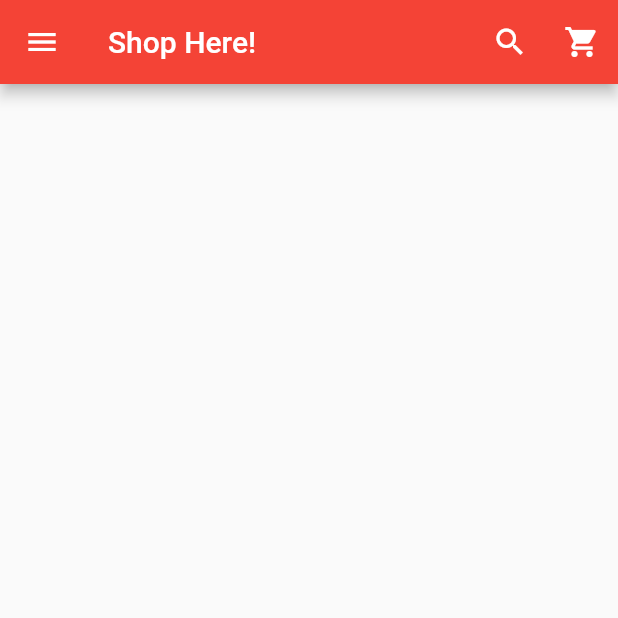
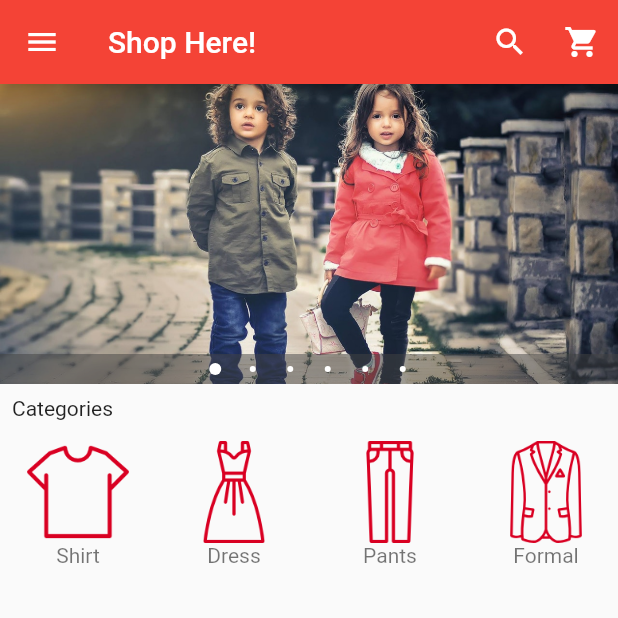
Before and after one commit to ktzy0305/Voguearo, a Flutter app: the screen it shows after launch, on a phone screen of 412 x 824 dp, the top half of it. Run offline on Flutter 3.47's test engine with Material 2 defaults, Android fonts, the phone set to English and light mode, and no system bars; drawn by our look-alikes of carousel_pro.

Commit message:
Added categories but need fix the subtitle text overflow

```diff
--- /dev/null
+++ b/lib/components/horizontal_listview.dart
@@ -0,0 +1,48 @@
+import 'package:flutter/material.dart';
+
+class HorizontalList extends StatelessWidget {
+  @override
+  Widget build(BuildContext context) {
+    return Container(
+        height: 100.0,
+        child: ListView(
+          scrollDirection: Axis.horizontal,
+          children: <Widget>[
+            Category("images/categories/tshirt.png", "Shirt"),
+            Category("images/categories/dress.png", "Dress"),
+            Category("images/categories/jeans.png", "Pants"),
+            Category("images/categories/formal.png", "Formal"),
+            Category("images/categories/informal.png", "Informal"),
+            Category("images/categories/shoe.png", "Shoes"),
+            Category("images/categories/accessories.png", "Accessories"),
+          ],
+        ));
+  }
+}
+
+class Category extends StatelessWidget {
+  final String image_location;
+  final String image_caption;
+
+  Category(this.image_location, this.image_caption);
+
+  @override
+  Widget build(BuildContext context) {
+    return Padding(
+      padding: const EdgeInsets.all(2.0),
+      child: Container(
+          width: 100.0,
+          height: 80.0,
+          child: InkWell(
+            child: ListTile(
+              title: Image.asset(image_location),
+              subtitle: new Container(
+                alignment: Alignment.topCenter,
+                child: Text(image_caption),
+              ),
+            ),
+            onTap: () {},
+          )),
+    );
+  }
+}
--- a/lib/main.dart
+++ b/lib/main.dart
@@ -1,28 +1,45 @@
+// Import Installed Packages
 import 'package:flutter/material.dart';
 import 'package:carousel_pro/carousel_pro.dart';
 
+// Import Local Components
+import 'package:shop_here/components/horizontal_listview.dart';
+
 void main() {
-  runApp(
-    MaterialApp(
+  runApp(MaterialApp(
     debugShowCheckedModeBanner: false,
     home: HomePage(),
-    )
-  );
+  ));
 }
 
-class HomePage extends StatefulWidget{
+class HomePage extends StatefulWidget {
   @override
   State<StatefulWidget> createState() {
     return new _HomePageState();
   }
 }
 
-class _HomePageState extends State<HomePage>{
+class _HomePageState extends State<HomePage> {
   @override
   Widget build(BuildContext context) {
     Widget image_carousel = new Container(
-      height: 300,
-
+        height: 200.0,
+        child: new Carousel(
+          boxFit: BoxFit.cover,
+          images: [
+            AssetImage('images/c1.jpg'),
+            AssetImage('images/m1.jpeg'),
+            AssetImage('images/m2.jpg'),
+            AssetImage('images/w1.jpeg'),
+            AssetImage('images/w3.jpeg'),
+            AssetImage('images/w4.jpeg'),
+          ],
+          autoplay: false,
+          animationCurve: Curves.fastOutSlowIn,
+          animationDuration: Duration(milliseconds: 1000),
+          dotSize: 4.0,
+          indicatorBgPadding: 6.0,
+        )
       );
 
     return new Scaffold(
@@ -33,13 +50,13 @@ class _HomePageState extends State<HomePage>{
         actions: <Widget>[
           new IconButton(
             icon: Icon(Icons.search, color: Colors.white),
-            onPressed: (){
+            onPressed: () {
               print("Search Button is pressed!");
             },
           ),
           new IconButton(
             icon: Icon(Icons.shopping_cart, color: Colors.white),
-            onPressed: (){
+            onPressed: () {
               print("Shopping Cart is pressed!");
             },
           )
@@ -55,12 +72,9 @@ class _HomePageState extends State<HomePage>{
               currentAccountPicture: GestureDetector(
                 child: new CircleAvatar(
                     backgroundColor: Colors.grey,
-                  child: Icon(Icons.person, color: Colors.white, size: 40.0)
+                    child: Icon(Icons.person, color: Colors.white, size: 40.0)),
               ),
-              ),
-              decoration: new BoxDecoration(
-                color: Colors.red
-              ),
+              decoration: new BoxDecoration(color: Colors.red),
             ),
             // Body
             InkWell(
@@ -70,40 +84,35 @@ class _HomePageState extends State<HomePage>{
                   leading: Icon(Icons.home),
                   // onTap: () => {},
                 ),
-              onTap: ()=>{}
-            ),
+                onTap: () => {}),
             InkWell(
                 splashColor: Colors.redAccent,
                 child: ListTile(
                   title: Text("My Account"),
                   leading: Icon(Icons.person),
                 ),
-              onTap: ()=>{}
-            ),
+                onTap: () => {}),
             InkWell(
                 splashColor: Colors.redAccent,
                 child: ListTile(
                   title: Text("My Orders"),
                   leading: Icon(Icons.shopping_basket),
                 ),
-              onTap: ()=>{}
-            ),
+                onTap: () => {}),
             InkWell(
                 splashColor: Colors.redAccent,
                 child: ListTile(
                   title: Text("Categories"),
                   leading: Icon(Icons.dashboard),
                 ),
-              onTap: ()=>{}
-            ),
+                onTap: () => {}),
             InkWell(
                 splashColor: Colors.redAccent,
                 child: ListTile(
                   title: Text("Favourites"),
                   leading: Icon(Icons.favorite, color: Colors.red),
                 ),
-              onTap: ()=>{}
-            ),
+                onTap: () => {}),
             Divider(),
             InkWell(
                 splashColor: Colors.redAccent,
@@ -111,18 +120,29 @@ class _HomePageState extends State<HomePage>{
                   title: Text("Settings"),
                   leading: Icon(Icons.settings),
                 ),
-              onTap: ()=>{}
-            ),
+                onTap: () => {}),
             InkWell(
                 splashColor: Colors.redAccent,
                 child: ListTile(
                   title: Text("About"),
                   leading: Icon(Icons.help, color: Colors.blue),
                 ),
-              onTap: ()=>{}
-            ),
+                onTap: () => {}),
           ],
         ),
+      ),
+      body: new ListView(
+        children: <Widget>[
+          // Image Carousel
+          image_carousel,
+          // Padding with 'Categories' text
+          new Padding(
+            padding: const EdgeInsets.all(8.0),
+            child: new Text("Categories"),
+          ),
+          // Horizontal List View for Categories
+          HorizontalList(),
+        ],
       ),
     );
   }
```
Also changed, not shown: pubspec.yaml (+7 -0 lines), images/categories/accessories.png (renamed from images/cats/accessories.png), images/categories/dress.png (renamed from images/cats/dress.png), images/categories/formal.png (renamed from images/cats/formal.png), images/categories/informal.png (renamed from images/cats/informal.png), images/categories/jeans.png (renamed from images/cats/jeans.png), images/categories/shoe.png (renamed from images/cats/shoe.png), images/categories/tshirt.png (renamed from images/cats/tshirt.png). Lines whose indentation alone changed are shown as unchanged.
